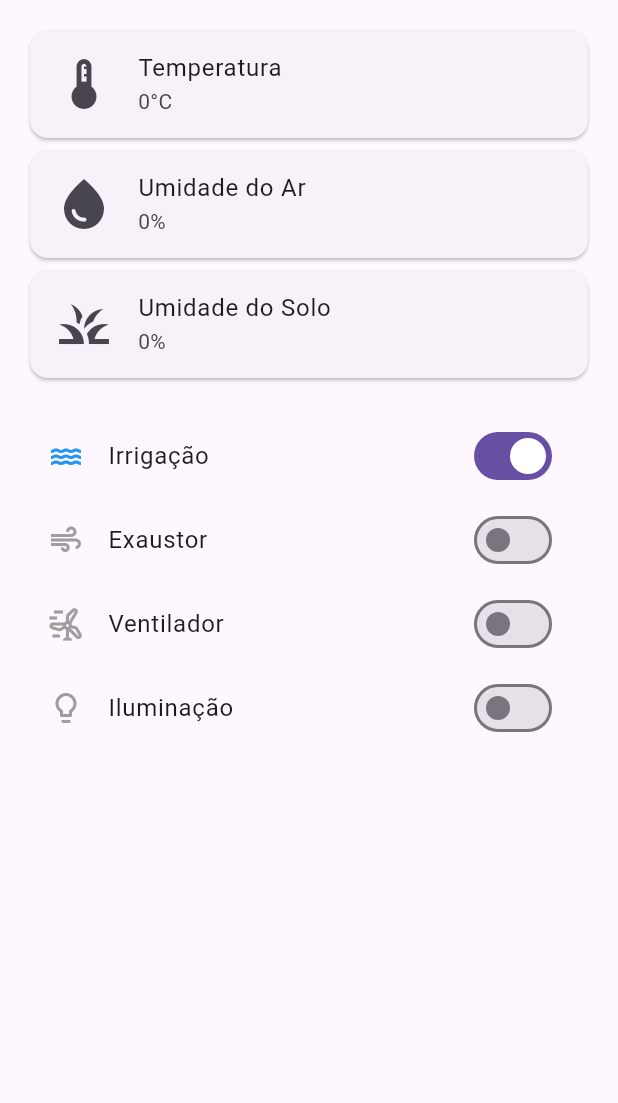
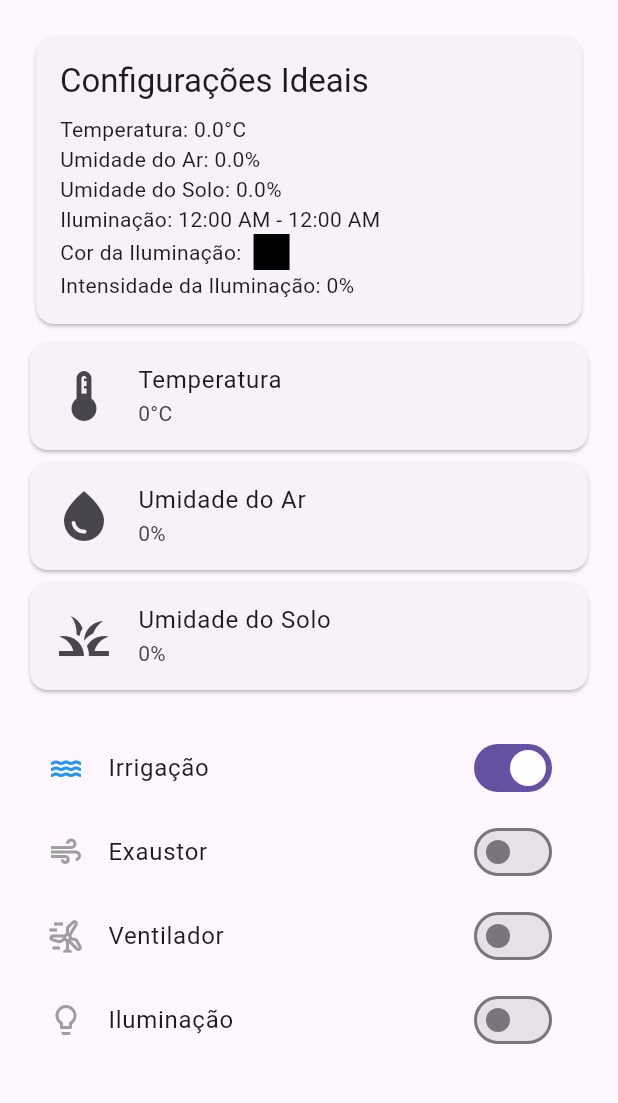
Before and after one commit to AnderSpidy/App_microestufas, a Flutter app: the screen it shows after launch, after a tap on "Irrigação", on a phone screen of 412 x 824 dp, the part 84-1187 px from its top. Run offline on Flutter 3.47's test engine with Material 3 defaults, Android fonts, the phone set to English and light mode, and no system bars; missing offline and left inert: mqtt_client.

Commit message:
feat:. inclusao de tela de configuracao de ambiente

```diff
--- a/lib/screens/dashboard_screen.dart
+++ b/lib/screens/dashboard_screen.dart
@@ -6,6 +6,7 @@ import 'detail_screen.dart';
 import 'settings_screen.dart';
 import '../../services/mqtt_manager.dart';
 import 'ideal_config_screen.dart';
+import '../../widgets/ideal_config_card.dart';
 
 class DashboardScreen extends StatefulWidget {
   const DashboardScreen({Key? key}) : super(key: key);
@@ -17,23 +18,46 @@ class DashboardScreen extends StatefulWidget {
 class _DashboardScreenState extends State<DashboardScreen> {
   final MqttManager mqttManager = MqttManager();
 
+//topicos para os envio de informação dos botões manuais do app para o esp32 via mqtt
   final String irrigationTopic = 'estufa/controle/irrigacao';
   final String fanTopic = 'estufa/controle/exaustor';
   final String lightTopic = 'estufa/controle/iluminacao';
   final String ventilatorTopic = 'estufa/controle/ventilador';
 
+//variaveis de controle dos botões
+  bool irrigacaoLigada = false;
+  bool exaustorLigado = false;
+  bool ventilatorLigado = false;
+  bool iluminacaoLigada = false;
+
+  //as variaveis dos sensores
   String temperature = '0°C';
   String humidityAir = '0%';
   String soilMoisture = '0%';
 
+  // variáveis para armazenar os valores configurados
+  double temperaturaIdeal = 0;
+  double umidadeArIdeal = 0;
+  double umidadeSoloIdeal = 0;
+  TimeOfDay horarioInicioIluminacao = TimeOfDay(hour: 0, minute: 0);
+  TimeOfDay horarioFimIluminacao = TimeOfDay(hour: 0, minute: 0);
+  Color corIluminacao = Colors.black;
+  double intensidadeIluminacao = 0;
+
   @override
   void initState() {
     super.initState();
+    connectMqtt(); // Estabelecer conexão ao inicializar a tela
   }
 
   Future<void> connectMqtt() async {
     await mqttManager.connect();
-    mqttManager.subscribe('estufa/sensores'); // Ouvir o tópico correto
+
+    // Inscrever-se nos tópicos relevantes
+    mqttManager
+        .subscribe('estufa/botoes'); // Inscrição para receber comandos de botão
+    mqttManager.subscribe(
+        'estufa/sensores'); // Inscrição para dados de sensores (já existente)
 
     mqttManager.client.updates!
         .listen((List<MqttReceivedMessage<MqttMessage>> c) {
@@ -45,15 +69,39 @@ class _DashboardScreenState extends State<DashboardScreen> {
           MqttPublishPayload.bytesToStringAsString(payload.payload.message);
 
       try {
-        // Decodificar o JSON
+        final String topic = message.topic;
+
+        if (topic == 'estufa/botoes') {
+          // Processar mensagens de controle de botões
           final Map<String, dynamic> data = jsonDecode(messageContent);
+          final String button = data['button'];
+          final bool state = data['state'];
 
-        // Atualizar os estados com os valores recebidos
+          setState(() {
+            switch (button) {
+              case 'bomba':
+                irrigacaoLigada = state;
+                break;
+              case 'ledRgb':
+                iluminacaoLigada = state;
+                break;
+              case 'cooler1':
+                ventilatorLigado = state;
+                break;
+              case 'cooler2':
+                exaustorLigado = state;
+                break;
+            }
+          });
+        } else if (topic == 'estufa/sensores') {
+          // Processar mensagens de sensores (como no seu código atual)
+          final Map<String, dynamic> data = jsonDecode(messageContent);
           setState(() {
             temperature = "${data['temperatura']}°C";
             humidityAir = "${data['umidade_ar']}%";
             soilMoisture = "${data['umidade_solo']}%";
           });
+        }
       } catch (e) {
         print('Erro ao processar mensagem MQTT: $e');
       }
@@ -65,11 +113,6 @@ class _DashboardScreenState extends State<DashboardScreen> {
     mqttManager.disconnect();
     super.dispose();
   }
-
-  bool irrigacaoLigada = false;
-  bool exaustorLigado = false;
-  bool ventilatorLigado = false;
-  bool iluminacaoLigada = false;
 
   @override
   Widget build(BuildContext context) {
@@ -89,22 +132,46 @@ class _DashboardScreenState extends State<DashboardScreen> {
           ),
           IconButton(
             icon: const Icon(Icons.tune), // Ícone para configurações ideais
-            onPressed: () {
-              Navigator.push(
+            onPressed: () async {
+              // Navegar para a tela de configurações ideais e esperar pelos dados de volta
+              final result = await Navigator.push(
                 context,
                 MaterialPageRoute(
                   builder: (context) =>
                       IdealConfigScreen(mqttManager: mqttManager),
                 ),
               );
+
+              if (result != null) {
+                setState(() {
+                  // Atualizar as configurações ideais com os dados retornados
+                  temperaturaIdeal = result['temperaturaIdeal'];
+                  umidadeArIdeal = result['umidadeArIdeal'];
+                  umidadeSoloIdeal = result['umidadeSoloIdeal'];
+                  horarioInicioIluminacao = result['horarioInicioIluminacao'];
+                  horarioFimIluminacao = result['horarioFimIluminacao'];
+                  corIluminacao = result['corIluminacao'];
+                  intensidadeIluminacao = result['intensidadeIluminacao'];
+                });
+              }
             },
           ),
         ],
       ),
       body: Padding(
         padding: const EdgeInsets.all(16.0),
+        child: SingleChildScrollView( // Adicionei `child` aqui
           child: Column(
             children: [
+              IdealConfigCard(
+                temperaturaIdeal: temperaturaIdeal,
+                umidadeArIdeal: umidadeArIdeal,
+                umidadeSoloIdeal: umidadeSoloIdeal,
+                horarioInicioIluminacao: horarioInicioIluminacao,
+                horarioFimIluminacao: horarioFimIluminacao,
+                corIluminacao: corIluminacao,
+                intensidadeIluminacao: intensidadeIluminacao,
+              ),
               StatusCard(
                 title: 'Temperatura',
                 value: temperature,
@@ -170,7 +237,6 @@ class _DashboardScreenState extends State<DashboardScreen> {
                   setState(() {
                     irrigacaoLigada = value;
                   });
-                // Lógica para ativar/desativar a irrigação via MQTT
                   final String message = value ? 'ligar' : 'desligar';
                   mqttManager.publish(irrigationTopic, message);
                 },
@@ -202,14 +268,13 @@ class _DashboardScreenState extends State<DashboardScreen> {
                     ventilatorLigado = value;
                   });
                   final String message = value ? 'ligar' : 'desligar';
-                mqttManager.publish(ventilatorTopic, message); // Substitua por seu tópico MQTT correto
+                  mqttManager.publish(ventilatorTopic, message);
                 },
                 secondary: Icon(
                   ventilatorLigado ? Icons.wind_power : Icons.wind_power_outlined,
                   color: ventilatorLigado ? Colors.cyan : Colors.grey,
                 ),
               ),
-
               SwitchListTile(
                 title: const Text('Iluminação'),
                 value: iluminacaoLigada,
@@ -219,7 +284,6 @@ class _DashboardScreenState extends State<DashboardScreen> {
                   });
                   final String message = value ? 'ligar' : 'desligar';
                   mqttManager.publish(lightTopic, message);
-                // Lógica para ativar/desativar a iluminação via MQTT
                 },
                 secondary: Icon(
                   iluminacaoLigada ? Icons.lightbulb : Icons.lightbulb_outline,
@@ -229,6 +293,8 @@ class _DashboardScreenState extends State<DashboardScreen> {
             ],
           ),
         ),
+      ),
+
     );
   }
 }
--- a/lib/services/mqtt_manager.dart
+++ b/lib/services/mqtt_manager.dart
@@ -3,7 +3,7 @@ import 'package:mqtt_client/mqtt_server_client.dart';
 
 
 class MqttManager {
-  final String broker = '10.1.3.85'; // URL ou IP do seu broker MQTT
+  final String broker = '192.168.133.124'; // URL ou IP do seu broker MQTT
   final String clientId = 'AndroidTest01';
   final String username = ''; // Insira o usuário do broker MQTT se necessário
   final String password = ''; // Insira a senha do broker MQTT se necessário
@@ -16,6 +16,7 @@ class MqttManager {
     client.onDisconnected = onDisconnected;
     client.onConnected = onConnected;
     client.onSubscribed = onSubscribed;
+    client.logging(on: true);
   }
 
   // Método para conectar ao broker
@@ -30,10 +31,12 @@ class MqttManager {
 
     try {
       await client.connect(username, password);
+      print('Conexão bem-sucedida');
     } catch (e) {
       print('Erro ao conectar: $e');
       disconnect();
     }
+
   }
 
   void disconnect() {
@@ -55,12 +58,23 @@ class MqttManager {
 
   // Método para se inscrever em um tópico
   void subscribe(String topic) {
-    client.subscribe(topic, MqttQos.atLeastOnce);
-  }
+    try {
+      client.subscribe(topic, MqttQos.atLeastOnce);
+      print('Tentando se inscrever no tópico: $topic');
+    } catch (e) {
+      print('Erro ao tentar se inscrever no tópico: $e');
+    }
+    }
+
   //Método para publicar em um tópico
   void publish(String topic, String message) {
+    try {
     final builder = MqttClientPayloadBuilder();
     builder.addString(message);
     client.publishMessage(topic, MqttQos.atMostOnce, builder.payload!);
+    print('Mensagem publicada: $message no tópico: $topic');
+    }catch(e){
+    print('Erro ao publicar mensagem: $e');
+    }
   }
 }
--- /dev/null
+++ b/lib/widgets/ideal_config_card.dart
@@ -0,0 +1,60 @@
+import 'package:flutter/material.dart';
+
+class IdealConfigCard extends StatelessWidget {
+  final double temperaturaIdeal;
+  final double umidadeArIdeal;
+  final double umidadeSoloIdeal;
+  final TimeOfDay horarioInicioIluminacao;
+  final TimeOfDay horarioFimIluminacao;
+  final Color corIluminacao;
+  final double intensidadeIluminacao;
+
+  const IdealConfigCard({
+    Key? key,
+    required this.temperaturaIdeal,
+    required this.umidadeArIdeal,
+    required this.umidadeSoloIdeal,
+    required this.horarioInicioIluminacao,
+    required this.horarioFimIluminacao,
+    required this.corIluminacao,
+    required this.intensidadeIluminacao,
+  }) : super(key: key);
+
+  @override
+  Widget build(BuildContext context) {
+    return Card(
+      margin: const EdgeInsets.all(8.0),
+      child: Padding(
+        padding: const EdgeInsets.all(16.0),
+        child: Column(
+          crossAxisAlignment: CrossAxisAlignment.start,
+          children: [
+            Text(
+              "Configurações Ideais",
+              style: Theme.of(context).textTheme.titleLarge,
+            ),
+            const SizedBox(height: 8),
+            Text("Temperatura: ${temperaturaIdeal.toStringAsFixed(1)}°C"),
+            Text("Umidade do Ar: ${umidadeArIdeal.toStringAsFixed(1)}%"),
+            Text("Umidade do Solo: ${umidadeSoloIdeal.toStringAsFixed(1)}%"),
+            Text(
+              "Iluminação: ${horarioInicioIluminacao.format(context)} - ${horarioFimIluminacao.format(context)}",
+            ),
+            Row(
+              children: [
+                const Text("Cor da Iluminação:"),
+                const SizedBox(width: 8),
+                Container(
+                  width: 24,
+                  height: 24,
+                  color: corIluminacao,
+                ),
+              ],
+            ),
+            Text("Intensidade da Iluminação: ${intensidadeIluminacao.toStringAsFixed(0)}%"),
+          ],
+        ),
+      ),
+    );
+  }
+}
--- a/pubspec.yaml
+++ b/pubspec.yaml
@@ -33,6 +33,7 @@ dependencies:
   mqtt_client: ^9.6.0
   flutter_colorpicker: ^1.1.0
   shared_preferences: ^2.0.18
+
 
 
   # The following adds the Cupertino Icons font to your application.
```
Also changed, not shown: lib/screens/ideal_config_screen.dart (+10 -58 lines). Lines whose indentation alone changed are shown as unchanged.
